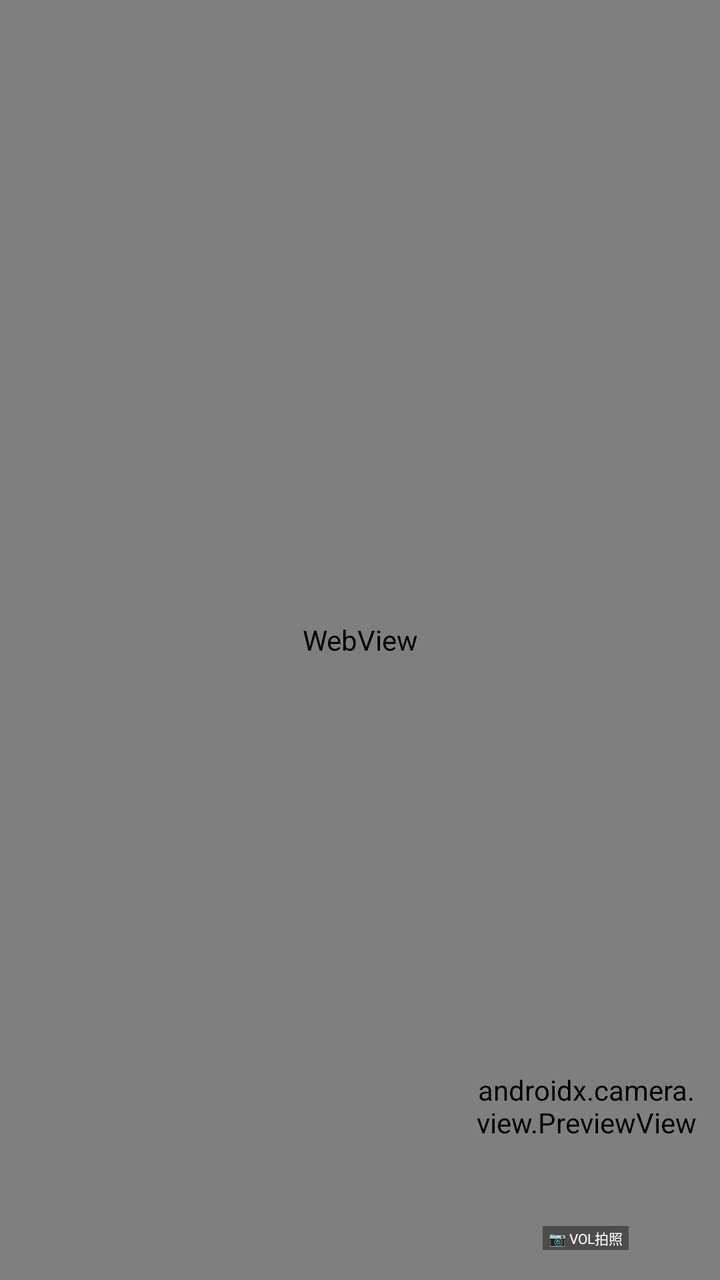
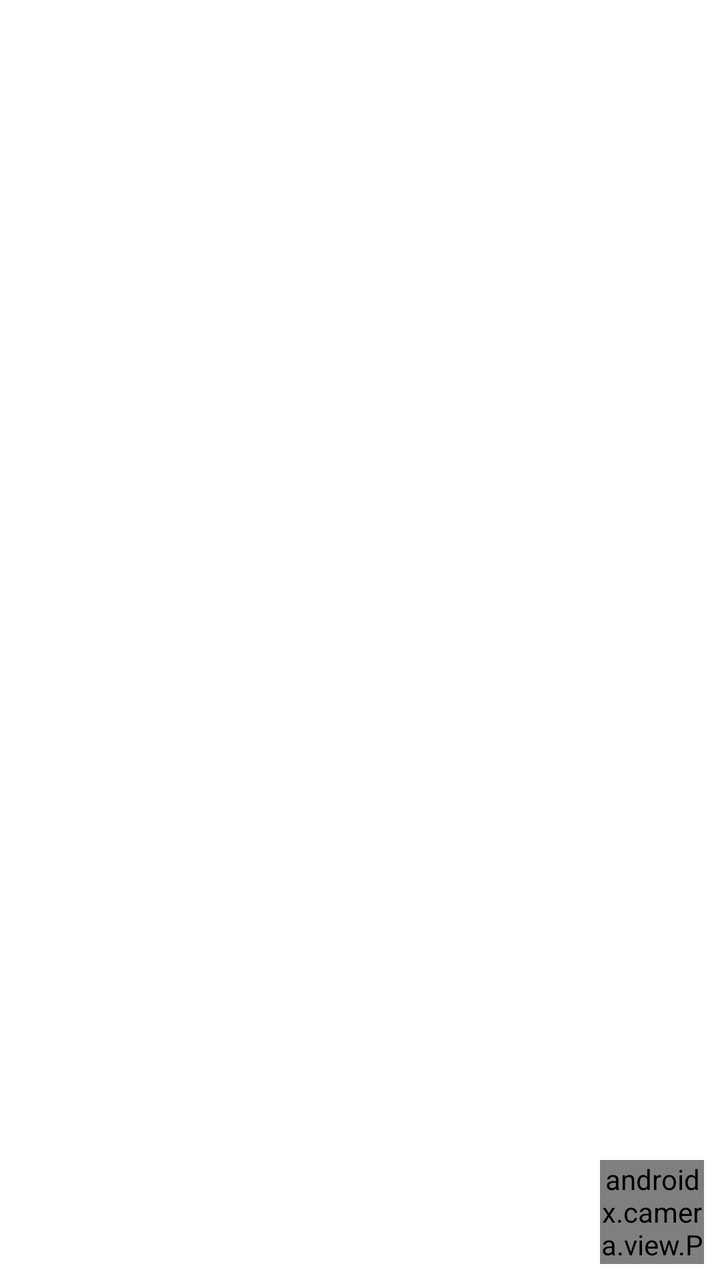

Before-and-after screenshots of an Android layout around one commit, followed by the original layout XML and the change that was made.
<!-- AndroidManifest.xml: application theme Theme.StealthCam -->
<!-- res/layout/activity_main.xml -->
<?xml version="1.0" encoding="utf-8"?>
<androidx.constraintlayout.widget.ConstraintLayout
    xmlns:android="http://schemas.android.com/apk/res/android"
    xmlns:app="http://schemas.android.com/apk/res-auto"
    android:layout_width="match_parent"
    android:layout_height="match_parent"
    android:background="#000000">

    
    <WebView
        android:id="@+id/webView"
        android:layout_width="match_parent"
        android:layout_height="match_parent"
        app:layout_constraintTop_toTopOf="parent"
        app:layout_constraintBottom_toBottomOf="parent"
        app:layout_constraintStart_toStartOf="parent"
        app:layout_constraintEnd_toEndOf="parent"/>

    
    <FrameLayout
        android:id="@+id/cameraContainer"
        android:layout_width="110dp"
        android:layout_height="150dp"
        android:layout_marginEnd="12dp"
        android:layout_marginBottom="12dp"
        android:background="@drawable/camera_border"
        android:elevation="8dp"
        app:layout_constraintEnd_toEndOf="parent"
        app:layout_constraintBottom_toBottomOf="parent">

        <androidx.camera.view.PreviewView
            android:id="@+id/previewView"
            android:layout_width="match_parent"
            android:layout_height="match_parent"
            android:scaleType="centerCrop"/>

        
        <View
            android:id="@+id/recordingIndicator"
            android:layout_width="10dp"
            android:layout_height="10dp"
            android:layout_gravity="top|end"
            android:layout_margin="5dp"
            android:background="@drawable/recording_dot"
            android:visibility="gone"/>

        
        <TextView
            android:id="@+id/statusText"
            android:layout_width="wrap_content"
            android:layout_height="wrap_content"
            android:layout_gravity="bottom|center_horizontal"
            android:layout_marginBottom="3dp"
            android:text="📷 VOL拍照"
            android:textColor="#FFFFFF"
            android:textSize="7sp"
            android:background="#66000000"
            android:paddingHorizontal="3dp"
            android:paddingVertical="1dp"/>

    </FrameLayout>

    
    <View
        android:id="@+id/flashOverlay"
        android:layout_width="match_parent"
        android:layout_height="match_parent"
        android:background="#FFFFFFFF"
        android:visibility="gone"
        app:layout_constraintTop_toTopOf="parent"
        app:layout_constraintBottom_toBottomOf="parent"
        app:layout_constraintStart_toStartOf="parent"
        app:layout_constraintEnd_toEndOf="parent"/>

    
    <TextView
        android:id="@+id/toastText"
        android:layout_width="wrap_content"
        android:layout_height="wrap_content"
        android:background="#CC000000"
        android:textColor="#FFFFFF"
        android:textSize="13sp"
        android:paddingHorizontal="16dp"
        android:paddingVertical="8dp"
        android:visibility="gone"
        android:elevation="10dp"
        app:layout_constraintBottom_toBottomOf="parent"
        app:layout_constraintStart_toStartOf="parent"
        app:layout_constraintEnd_toEndOf="parent"
        android:layout_marginBottom="80dp"/>

</androidx.constraintlayout.widget.ConstraintLayout>
<!-- resources referenced by this layout -->
<resources>
  <!-- drawable camera_border (drawable) -->
  <?xml version="1.0" encoding="utf-8"?>
  <shape xmlns:android="http://schemas.android.com/apk/res/android"
      android:shape="rectangle">
      <stroke
          android:width="1.5dp"
          android:color="#80FFFFFF" />
      <corners android:radius="6dp" />
      <solid android:color="#33000000" />
  </shape>
  <!-- drawable recording_dot (drawable) -->
  <?xml version="1.0" encoding="utf-8"?>
  <shape xmlns:android="http://schemas.android.com/apk/res/android"
      android:shape="oval">
      <solid android:color="#FF0000" />
  </shape>
  <style name="Theme.StealthCam" parent="Theme.MaterialComponents.DayNight.NoActionBar">
          <item name="colorPrimary">#1A1A2E</item>
          <item name="colorPrimaryVariant">#16213E</item>
          <item name="colorOnPrimary">#FFFFFF</item>
          <item name="android:windowBackground">#000000</item>
          <item name="android:statusBarColor">#000000</item>
          <item name="android:navigationBarColor">#000000</item>
      </style>
</resources>

<!-- the commit's change to res/layout/activity_main.xml (unified diff, before → after) -->
@@ -1,92 +1,51 @@
 <?xml version="1.0" encoding="utf-8"?>
-<androidx.constraintlayout.widget.ConstraintLayout
+<FrameLayout
     xmlns:android="http://schemas.android.com/apk/res/android"
-    xmlns:app="http://schemas.android.com/apk/res-auto"
     android:layout_width="match_parent"
     android:layout_height="match_parent"
-    android:background="#000000">
-
-    
-    <WebView
-        android:id="@+id/webView"
-        android:layout_width="match_parent"
-        android:layout_height="match_parent"
-        app:layout_constraintTop_toTopOf="parent"
-        app:layout_constraintBottom_toBottomOf="parent"
-        app:layout_constraintStart_toStartOf="parent"
-        app:layout_constraintEnd_toEndOf="parent"/>
+    android:background="@android:color/transparent">
 
     
     <FrameLayout
         android:id="@+id/cameraContainer"
-        android:layout_width="110dp"
-        android:layout_height="150dp"
-        android:layout_marginEnd="12dp"
-        android:layout_marginBottom="12dp"
+        android:layout_width="52dp"
+        android:layout_height="52dp"
+        android:layout_gravity="bottom|end"
+        android:layout_marginEnd="8dp"
+        android:layout_marginBottom="8dp"
         android:background="@drawable/camera_border"
-        android:elevation="8dp"
-        app:layout_constraintEnd_toEndOf="parent"
-        app:layout_constraintBottom_toBottomOf="parent">
+        android:elevation="10dp">
 
         <androidx.camera.view.PreviewView
             android:id="@+id/previewView"
             android:layout_width="match_parent"
-            android:layout_height="match_parent"
-            android:scaleType="centerCrop"/>
+            android:layout_height="match_parent"/>
 
         
         <View
             android:id="@+id/recordingIndicator"
-            android:layout_width="10dp"
-            android:layout_height="10dp"
+            android:layout_width="8dp"
+            android:layout_height="8dp"
             android:layout_gravity="top|end"
-            android:layout_margin="5dp"
+            android:layout_margin="3dp"
             android:background="@drawable/recording_dot"
             android:visibility="gone"/>
 
-        
-        <TextView
-            android:id="@+id/statusText"
-            android:layout_width="wrap_content"
-            android:layout_height="wrap_content"
-            android:layout_gravity="bottom|center_horizontal"
-            android:layout_marginBottom="3dp"
-            android:text="📷 VOL拍照"
-            android:textColor="#FFFFFF"
-            android:textSize="7sp"
-            android:background="#66000000"
-            android:paddingHorizontal="3dp"
-            android:paddingVertical="1dp"/>
-
     </FrameLayout>
-
-    
-    <View
-        android:id="@+id/flashOverlay"
-        android:layout_width="match_parent"
-        android:layout_height="match_parent"
-        android:background="#FFFFFFFF"
-        android:visibility="gone"
-        app:layout_constraintTop_toTopOf="parent"
-        app:layout_constraintBottom_toBottomOf="parent"
-        app:layout_constraintStart_toStartOf="parent"
-        app:layout_constraintEnd_toEndOf="parent"/>
 
     
     <TextView
         android:id="@+id/toastText"
         android:layout_width="wrap_content"
         android:layout_height="wrap_content"
+        android:layout_gravity="bottom|center_horizontal"
+        android:layout_marginBottom="72dp"
         android:background="#CC000000"
         android:textColor="#FFFFFF"
-        android:textSize="13sp"
-        android:paddingHorizontal="16dp"
-        android:paddingVertical="8dp"
+        android:textSize="12sp"
+        android:paddingHorizontal="14dp"
+        android:paddingVertical="6dp"
         android:visibility="gone"
-        android:elevation="10dp"
-        app:layout_constraintBottom_toBottomOf="parent"
-        app:layout_constraintStart_toStartOf="parent"
-        app:layout_constraintEnd_toEndOf="parent"
-        android:layout_marginBottom="80dp"/>
+        android:elevation="10dp"/>
 
-</androidx.constraintlayout.widget.ConstraintLayout>
+</FrameLayout>
<!-- resource entries referenced after the edit -->
@@ -20,9 +20,13 @@
           <item name="colorPrimary">#1A1A2E</item>
           <item name="colorPrimaryVariant">#16213E</item>
           <item name="colorOnPrimary">#FFFFFF</item>
-          <item name="android:windowBackground">#000000</item>
-          <item name="android:statusBarColor">#000000</item>
-          <item name="android:navigationBarColor">#000000</item>
+          <item name="android:windowBackground">@android:color/transparent</item>
+          <item name="android:windowIsTranslucent">true</item>
+          <item name="android:windowIsFloating">false</item>
+          <item name="android:backgroundDimEnabled">false</item>
+          <item name="android:statusBarColor">@android:color/transparent</item>
+          <item name="android:navigationBarColor">@android:color/transparent</item>
+          <item name="android:windowNoTitle">true</item>
       </style>
 </resources>
 
